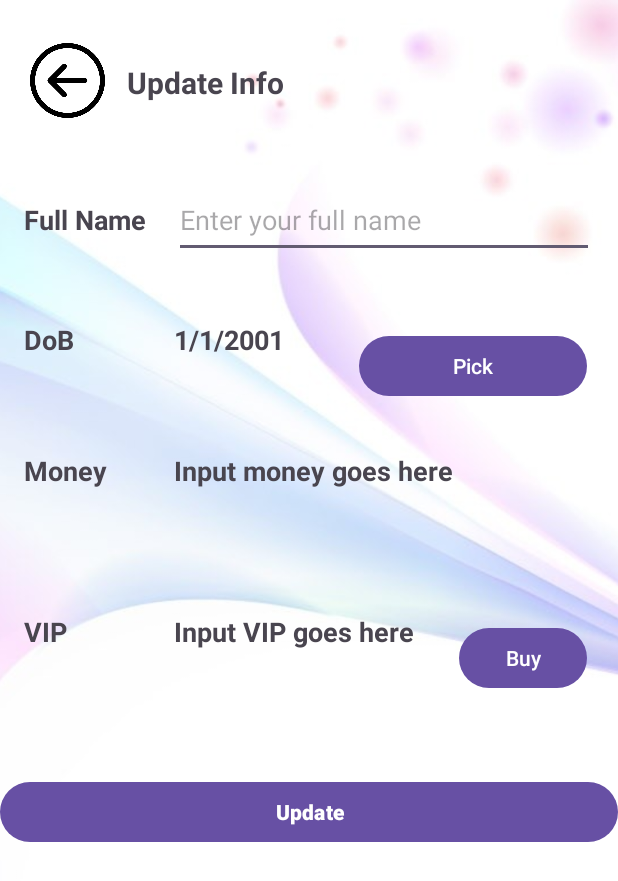
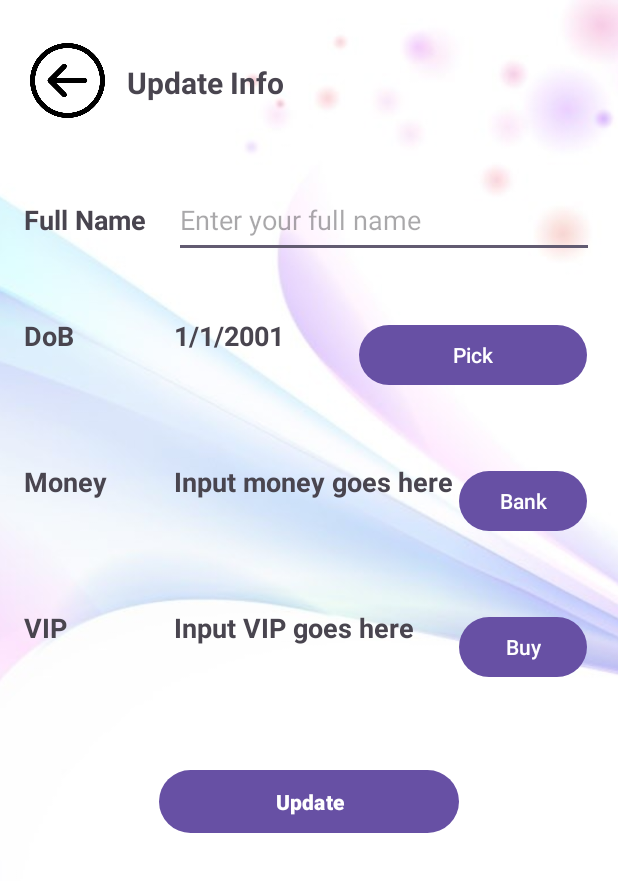
Before and after one commit to xzeo1123/Mob2, an Android app: the UserUpdateInfoActivity screen opened directly, with no data from a screen before it, on a phone screen of 412 x 824 dp. Shown: the top 881 px of the screen. Run offline under Robolectric (Android 15) with nearby library versions, the phone set to English and light mode, and no system bars; our stand-ins replace Firebase (no records; nobody signed in at launch, a user with empty details on screens opened directly).

Commit message:
Update 100% work from Hung's currently

```diff
--- a/app/src/main/java/com/example/androidproject/UserUpdateInfoActivity.java
+++ b/app/src/main/java/com/example/androidproject/UserUpdateInfoActivity.java
@@ -1,15 +1,32 @@
 package com.example.androidproject;
 
+import android.content.Context;
 import android.os.Bundle;
+import android.widget.Button;
+import android.widget.DatePicker;
+import android.widget.EditText;
+import android.widget.TextView;
+import android.widget.Toast;
 
 import androidx.activity.EdgeToEdge;
+import androidx.appcompat.app.AlertDialog;
 import androidx.appcompat.app.AppCompatActivity;
 import androidx.core.graphics.Insets;
 import androidx.core.view.ViewCompat;
 import androidx.core.view.WindowInsetsCompat;
 
+import com.example.androidproject.dao.AccountDAO;
+import com.example.androidproject.dao.DAOUpdateInfo;
+import com.example.androidproject.entity.Account;
+
 public class UserUpdateInfoActivity extends AppCompatActivity {
-
+    private EditText txtFullName;
+    private TextView txtDob, txtMoney, txtVip;
+    private DatePicker datePicker;
+    private Button btnPick, btnBank, btnBuy, btnUpdate;
+    private Context mContext;
+    private final DAOUpdateInfo daoUpdateInfo = new DAOUpdateInfo();
+    private AccountDAO accountDAO;
     @Override
     protected void onCreate(Bundle savedInstanceState) {
         super.onCreate(savedInstanceState);
@@ -20,5 +37,105 @@ public class UserUpdateInfoActivity extends AppCompatActivity {
             v.setPadding(systemBars.left, systemBars.top, systemBars.right, systemBars.bottom);
             return insets;
         });
+
+        mappingComponent();
+
+
+        getSQLiteData();
+
+        btnPick.setOnClickListener(v -> openDatePicker());
+
+        btnUpdate.setOnClickListener(v -> updateInfo());
+
+        btnBank.setOnClickListener(v -> TransfertopageBanking());
+
+        btnBuy.setOnClickListener(v -> TransfertopageBanking());
+    }
+
+    private void mappingComponent() {
+        txtFullName = findViewById(R.id.editTextFullName);
+
+        txtDob = findViewById(R.id.textViewDob);
+        txtMoney = findViewById(R.id.textViewMoney);
+        txtVip = findViewById(R.id.textViewVip);
+
+        datePicker = findViewById(R.id.datePicker);
+
+        btnPick = findViewById(R.id.buttonPickDate);
+        btnBank = findViewById(R.id.buttonBank);
+        btnBuy = findViewById(R.id.buttonBuy);
+        btnUpdate = findViewById(R.id.buttonUpdate);
+
+        mContext = this;
+    }
+
+    private void getSQLiteData() {
+        accountDAO = new AccountDAO(mContext);
+        boolean check = accountDAO.checkExistAccount();
+        if (check) {
+            Account account = accountDAO.getAccount();
+            txtFullName.setText(account.getFullName());
+
+            txtDob.setText(String.valueOf(account.getDob()));
+            txtMoney.setText(String.valueOf(account.getMoney()));
+            txtVip.setText(String.valueOf(account.getVip()));
+        }
+    }
+
+    private void openDatePicker() {
+        AlertDialog.Builder builder = new AlertDialog.Builder(mContext);
+        builder.setTitle("Select Date");
+
+        String dobText = txtDob.getText().toString();
+        String[] dobValues = dobText.split("/");
+        int day = Integer.parseInt(dobValues[0]);
+        int month = Integer.parseInt(dobValues[1]) - 1;
+        int year = Integer.parseInt(dobValues[2]);
+
+        datePicker = new DatePicker(mContext);
+        datePicker.init(year, month, day, null);
+
+        builder.setView(datePicker);
+        builder.setPositiveButton("OK", (dialog, which) -> {
+            int day1 = datePicker.getDayOfMonth();
+            int month1 = datePicker.getMonth() + 1;
+            int year1 = datePicker.getYear();
+
+            txtDob.setText(day1 + "/" + month1 + "/" + year1);
+        });
+
+        AlertDialog dialog = builder.create();
+        dialog.show();
+    }
+
+    private void updateInfo() {
+        String fullName = String.valueOf(txtFullName.getText());
+        String dob = String.valueOf(txtDob.getText());
+
+        boolean flagCheckEmptyFullName = checkEmptyFullName(fullName);
+        if(flagCheckEmptyFullName) {
+            Toast.makeText(mContext, "Trường họ và tên không được để trống!", Toast.LENGTH_SHORT).show();
+            txtFullName.requestFocus();
+            return;
+        }
+
+        accountDAO = new AccountDAO(mContext);
+        Account account = accountDAO.getAccount();
+
+        account.setFullName(fullName);
+        account.setDob(dob);
+
+        daoUpdateInfo.UpdateInfo(account.getAccountID(), account);
+        accountDAO.addAccount(account, true);
+
+        Toast.makeText(mContext, "Cập nhật thông tin cá nhân thành công!", Toast.LENGTH_SHORT).show();
+    }
+
+    private boolean checkEmptyFullName(String fullName) {
+        return fullName.equals("");
+    }
+
+    private void TransfertopageBanking() {
+
     }
 }
--- a/app/src/main/res/layout/activity_user_update_info.xml
+++ b/app/src/main/res/layout/activity_user_update_info.xml
@@ -86,6 +86,7 @@
         android:layout_height="97dp"
         android:orientation="horizontal"
         android:padding="16dp"
+        android:gravity="center"
         app:layout_constraintBottom_toBottomOf="parent"
         app:layout_constraintEnd_toEndOf="parent"
         app:layout_constraintHorizontal_bias="0.0"
@@ -115,7 +116,6 @@
             android:id="@+id/buttonPickDate"
             android:layout_width="match_parent"
             android:layout_height="wrap_content"
-            android:layout_marginTop="16dp"
             android:text="Pick"
             tools:ignore="HardcodedText" />
 
@@ -132,6 +132,7 @@
         android:layout_height="97dp"
         android:orientation="horizontal"
         android:padding="16dp"
+        android:gravity="center"
         app:layout_constraintBottom_toBottomOf="parent"
         app:layout_constraintEnd_toEndOf="parent"
         app:layout_constraintHorizontal_bias="0.0"
@@ -157,6 +158,12 @@
             android:textStyle="bold"
             tools:ignore="HardcodedText" />
 
+        <Button
+            android:id="@+id/buttonBank"
+            android:layout_width="match_parent"
+            android:layout_height="wrap_content"
+            android:text="Bank" />
+
     </LinearLayout>
 
     <LinearLayout
@@ -165,6 +172,7 @@
         android:layout_height="97dp"
         android:orientation="horizontal"
         android:padding="16dp"
+        android:gravity="center"
         app:layout_constraintBottom_toBottomOf="parent"
         app:layout_constraintEnd_toEndOf="parent"
         app:layout_constraintHorizontal_bias="0.0"
@@ -194,7 +202,6 @@
             android:id="@+id/buttonBuy"
             android:layout_width="match_parent"
             android:layout_height="wrap_content"
-            android:layout_marginTop="16dp"
             android:text="Buy"
             tools:ignore="HardcodedText" />
 
@@ -203,17 +210,16 @@
 
     <Button
         android:id="@+id/buttonUpdate"
-        android:layout_width="match_parent"
-        android:layout_height="wrap_content"
-        android:layout_marginTop="26dp"
+        android:layout_width="200dp"
+        android:layout_height="50dp"
         android:text="Update"
         android:textStyle="bold"
         app:layout_constraintBottom_toBottomOf="parent"
         app:layout_constraintEnd_toEndOf="parent"
-        app:layout_constraintHorizontal_bias="1.0"
+        app:layout_constraintHorizontal_bias="0.5"
         app:layout_constraintStart_toStartOf="parent"
         app:layout_constraintTop_toBottomOf="@+id/linearLayout10"
-        app:layout_constraintVertical_bias="0.041"
+        app:layout_constraintVertical_bias="0.1"
         tools:ignore="HardcodedText,MissingConstraints" />
 
     <!--  <LinearLayout
```
Also changed, not shown: app/src/main/java/com/example/androidproject/UserChangePassActivity.java (+6 -15 lines).
